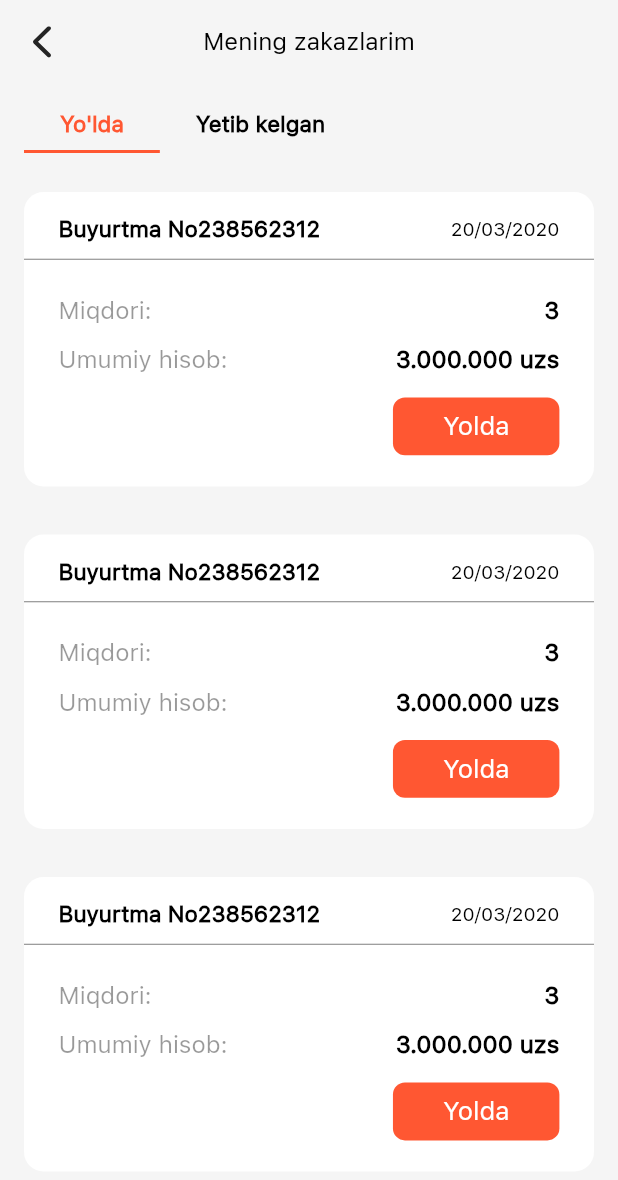
After one commit to AsadbekAbdumajidov/aion_brend, a Flutter app: the OrdersPage screen opened by its route, on a phone screen of 412 x 824 dp. The commit adds this screen. Shown: the top 1180 px of the screen. Run offline on Flutter 3.47's test engine with Material 2 defaults, Android fonts, the phone set to English and light mode, and no system bars; our stand-ins replace cached_network_image, carousel_slider, equatable, flutter_bloc, flutter_svg, slide_countdown and 1 more; missing offline and left inert: connectivity_plus_web, cubit_form, cupertino_tabbar; network calls fail.

Commit message:
The design of the page on the way is completed

```diff
--- a/lib/core/constants/app_button_style.dart
+++ b/lib/core/constants/app_button_style.dart
@@ -9,7 +9,15 @@ class AppButtonStyle {
   static AppButtonStyle get instance => _instance;
   AppButtonStyle._inint();
 
-  ButtonStyle buttonStyleBorder8ColorPrimary = OutlinedButton.styleFrom(
+  ButtonStyle buttonStyleBorder8ColorPrimaryHe36Wi101 = OutlinedButton.styleFrom(
+    fixedSize: Size(wi(101), he(36)),padding: const EdgeInsets.all(0),
+    backgroundColor: AppColors.instance.primarColor,
+    elevation: 0,
+    shape: const RoundedRectangleBorder(
+      borderRadius: BorderRadius.all(Radius.circular(8)),
+    ),
+  );
+  ButtonStyle buttonStyleBorder8ColorPrimaryHe42Wi147 = OutlinedButton.styleFrom(
     fixedSize: Size(wi(147), he(42)),padding: const EdgeInsets.all(0),
     backgroundColor: AppColors.instance.primarColor,
     elevation: 0,
--- a/lib/core/router/app_pages.dart
+++ b/lib/core/router/app_pages.dart
@@ -6,6 +6,7 @@ import 'package:aion/views/descripton/descripton_page.dart';
 import 'package:aion/views/dostavka_page/location.dart';
 import 'package:aion/views/dostavka_page/location_add.dart';
 import 'package:aion/views/notification/notification.dart';
+import 'package:aion/views/orders/orders_page.dart';
 import 'package:aion/views/setting_page/setting_page.dart';
 import 'package:flutter/material.dart';
 
@@ -31,8 +32,10 @@ class Routes {
         return simpleRoute(const Connection());
       case AppRoutes.about:
         return simpleRoute(const AboutPage());
-        case AppRoutes.setting:
+      case AppRoutes.setting:
         return simpleRoute(const SettingPage());
+        case AppRoutes.order:
+        return simpleRoute(const OrdersPage());
     }
     return null;
   }
--- a/lib/core/router/app_routes.dart
+++ b/lib/core/router/app_routes.dart
@@ -9,4 +9,5 @@ class AppRoutes {
   static const connection = "/connection";
   static const about = "/about";
   static const setting = "/setting";
+  static const order = "/order";
 }
--- a/lib/core/widgets/little_button/ilitten_button.dart
+++ b/lib/core/widgets/little_button/ilitten_button.dart
@@ -10,7 +10,7 @@ class LittelButton extends StatelessWidget {
   @override
   Widget build(BuildContext context) {
     return ElevatedButton(
-        style: AppButtonStyle.instance.buttonStyleBorder8ColorPrimary,
+        style: AppButtonStyle.instance.buttonStyleBorder8ColorPrimaryHe42Wi147,
         onPressed: onTap,
         child: Text(title, style: AppTextStyles.instance.styleW500S16White));
   }
--- a/lib/core/widgets/profile_app_bar/profile_app_bar.dart
+++ b/lib/core/widgets/profile_app_bar/profile_app_bar.dart
@@ -6,14 +6,17 @@ class ProfileAppBar {
   String title;
   String leftIcon;
   Function()? leftOntap;
-
+PreferredSizeWidget? bottom;
   ProfileAppBar({
     required this.title,
     required this.leftIcon,
     this.leftOntap,
+    this.bottom
   });
   getBar(context) {
     return AppBar(
+
+      bottom: bottom,
       title: Text(title, style: AppTextStyles.instance.styleW400S15Black),
       leading: IconButton(
         splashRadius: 20,
--- a/lib/views/about_page/about_page.dart
+++ b/lib/views/about_page/about_page.dart
@@ -3,7 +3,6 @@ import 'package:aion/core/constants/app_style.dart';
 import 'package:aion/core/utils/size_konfig.dart';
 import 'package:aion/core/widgets/profile_app_bar/profile_app_bar.dart';
 import 'package:aion/service/url_service.dart';
-import 'package:aion/views/tabs/profile_passive/_widget/text_button_widget.dart';
 import 'package:flutter/material.dart';
 
 class AboutPage extends StatelessWidget {
--- a/lib/views/descripton/descripton_page.dart
+++ b/lib/views/descripton/descripton_page.dart
@@ -120,7 +120,7 @@ class DescriptonPage extends StatelessWidget {
                               style: AppTextStyles.instance.stylew500S20Black),
                           ElevatedButton(
                             style: AppButtonStyle
-                                .instance.buttonStyleBorder8ColorPrimary,
+                                .instance.buttonStyleBorder8ColorPrimaryHe42Wi147,
                             onPressed: () {},
                             child: Text("Savatga qo’shish",
                                 style:
--- a/lib/views/notification/notification.dart
+++ b/lib/views/notification/notification.dart
@@ -4,7 +4,6 @@ import 'package:aion/core/constants/app_style.dart';
 import 'package:aion/core/utils/size_konfig.dart';
 import 'package:aion/core/widgets/little_button/ilitten_button.dart';
 import 'package:aion/core/widgets/profile_app_bar/profile_app_bar.dart';
-import 'package:aion/views/tabs/profile_active/_widget/title_button_widget.dart';
 import 'package:flutter/cupertino.dart';
 import 'package:flutter/material.dart';
 import 'package:flutter_svg/svg.dart';
--- /dev/null
+++ b/lib/views/orders/_widget/delivered.dart
@@ -0,0 +1,12 @@
+import 'package:flutter/material.dart';
+
+class Delivered extends StatelessWidget {
+  const Delivered({ Key? key }) : super(key: key);
+
+  @override
+  Widget build(BuildContext context) {
+    return Container(
+
+    );
+  }
+}
--- /dev/null
+++ b/lib/views/orders/_widget/on_the_way.dart
@@ -0,0 +1,99 @@
+import 'package:aion/core/constants/app_button_style.dart';
+import 'package:aion/core/constants/app_colors.dart';
+import 'package:aion/core/constants/app_decoration.dart';
+import 'package:aion/core/constants/app_style.dart';
+import 'package:aion/core/utils/size_konfig.dart';
+import 'package:flutter/material.dart';
+
+class OnTheWay extends StatelessWidget {
+  const OnTheWay({Key? key}) : super(key: key);
+
+  @override
+  Widget build(BuildContext context) {
+    return ListView.builder(
+        scrollDirection: Axis.vertical,
+        itemBuilder: (_, __) {
+          return Padding(
+            padding: const EdgeInsets.all(16),
+            child: Container(
+              height: he(183),
+              width: wi(335),
+              decoration:
+                  AppDecoration.instance.decorationColorWhiteRadiusAll13,
+              child: Padding(
+                padding: EdgeInsets.symmetric(vertical: he(15)),
+                child: Column(
+                  mainAxisAlignment: MainAxisAlignment.spaceBetween,
+                  crossAxisAlignment: CrossAxisAlignment.end,
+                  children: [
+                    Column(
+                      children: [
+                        Padding(
+                          padding: EdgeInsets.symmetric(horizontal: wi(21)),
+                          child: Row(
+                            mainAxisAlignment: MainAxisAlignment.spaceBetween,
+                            children: [
+                              Text("Buyurtma No238562312",
+                                  style:
+                                      AppTextStyles.instance.styleW600S14Black),
+                              Text(
+                                "20/03/2020",
+                                style: AppTextStyles.instance.styleW500S12Black,
+                              )
+                            ],
+                          ),
+                        ),
+                        Divider(
+                            color: AppColors.instance.black.withOpacity(0.5),
+                            height: he(20)),
+                        Padding(
+                          padding: EdgeInsets.symmetric(
+                              horizontal: wi(21), vertical: he(13)),
+                          child: Row(
+                            mainAxisAlignment: MainAxisAlignment.spaceBetween,
+                            children: [
+                              Text("Miqdori:",
+                                  style: AppTextStyles
+                                      .instance.styleW400S15BlackOpacity04),
+                              Text("3",
+                                  style:
+                                      AppTextStyles.instance.styleW600S15Black),
+                            ],
+                          ),
+                        ),
+                        Padding(
+                          padding: EdgeInsets.symmetric(horizontal: wi(21)),
+                          child: Row(
+                            mainAxisAlignment: MainAxisAlignment.spaceBetween,
+                            children: [
+                              Text("Umumiy hisob:",
+                                  style: AppTextStyles
+                                      .instance.styleW400S15BlackOpacity04),
+                              Text("3.000.000 uzs",
+                                  style:
+                                      AppTextStyles.instance.styleW600S15Black),
+                            ],
+                          ),
+                        ),
+                      ],
+                    ),
+                    Padding(
+                      padding:  EdgeInsets.only(right: wi(21)),
+                      child: ElevatedButton(
+
+                        style: AppButtonStyle
+                            .instance.buttonStyleBorder8ColorPrimaryHe36Wi101,
+                        onPressed: () {},
+                        child: Text("Yolda",
+                            style: AppTextStyles.instance.styleW500S16White),
+                      ),
+                    ),
+
+                  ],
+                ),
+              ),
+            ),
+          );
+        });
+  }
+}
--- /dev/null
+++ b/lib/views/orders/_widget/tab_bar_item.dart
@@ -0,0 +1,19 @@
+import 'package:flutter/material.dart';
+
+class TabBarItemContainer extends StatelessWidget {
+  const TabBarItemContainer({
+    Key? key,
+    required this.title,
+  }) : super(key: key);
+  final String title;
+
+  @override
+  Widget build(BuildContext context) {
+    return Container(
+      padding: const EdgeInsets.all(8.0),
+      child: Text(
+        title,
+      ),
+    );
+  }
+}
--- /dev/null
+++ b/lib/views/orders/orders_page.dart
@@ -0,0 +1,73 @@
+import 'package:aion/core/constants/app_colors.dart';
+import 'package:aion/core/constants/app_icons.dart';
+import 'package:aion/core/constants/app_style.dart';
+import 'package:aion/core/widgets/profile_app_bar/profile_app_bar.dart';
+import 'package:aion/views/orders/_widget/delivered.dart';
+import 'package:aion/views/orders/_widget/on_the_way.dart';
+import 'package:aion/views/orders/_widget/tab_bar_item.dart';
+import 'package:flutter/material.dart';
+
+class OrdersPage extends StatefulWidget {
+  const OrdersPage({Key? key}) : super(key: key);
+
+  @override
+  State<OrdersPage> createState() => _OrdersPageState();
+}
+
+class _OrdersPageState extends State<OrdersPage> with TickerProviderStateMixin {
+  @override
+  Widget build(BuildContext context) {
+    return Scaffold(
+      appBar: ProfileAppBar(
+          title: "Mening zakazlarim",
+          leftIcon: AppIcons.instance.icArrowBack,
+          leftOntap: () {
+            Navigator.pop(context);
+          }).getBar(context),
+      body: SafeArea(
+        child: DefaultTabController(
+          length: 2,
+          child: NestedScrollView(
+            headerSliverBuilder: (ctx, value) {
+              return [
+                SliverAppBar(
+                  pinned: true,
+                  toolbarHeight: 0,
+                  bottom: AppBar(
+                    automaticallyImplyLeading: false,
+                    centerTitle: false,
+                    title: Column(
+                      crossAxisAlignment: CrossAxisAlignment.start,
+                      children: [
+                        TabBar(
+                          indicatorWeight: 2,
+                          indicatorColor: AppColors.instance.primarColor,
+                          isScrollable: true,
+                          labelColor: AppColors.instance.primarColor,
+                          labelStyle:
+                              AppTextStyles.instance.stylew600S14Primary,
+                          unselectedLabelColor: AppColors.instance.black,
+                          indicatorSize: TabBarIndicatorSize.tab,
+                          tabs:const [
+                            TabBarItemContainer(title: "Yo'lda"),
+                            TabBarItemContainer(title: "Yetib kelgan")
+                          ],
+                        ),
+                      ],
+                    ),
+                  ),
+                ),
+              ];
+            },
+            body:const TabBarView(
+              children: [
+                OnTheWay(),
+                Delivered()
+              ],
+            ),
+          ),
+        ),
+      ),
+    );
+  }
+}
--- a/lib/views/setting_page/setting_page.dart
+++ b/lib/views/setting_page/setting_page.dart
@@ -1,4 +1,3 @@
-import 'package:aion/core/constants/app_colors.dart';
 import 'package:aion/core/constants/app_decoration.dart';
 import 'package:aion/core/constants/app_icons.dart';
 import 'package:aion/core/constants/app_style.dart';
@@ -60,7 +59,7 @@ class SettingPage extends StatelessWidget {
                       crossAxisAlignment: CrossAxisAlignment.start,
                       children: [
                         Padding(
-                          padding: EdgeInsets.only(top: he(16), bottom: he(10)),
+                          padding: EdgeInsets.only(top: he(10), bottom: he(10)),
                           child: Text("Ism ",
                               style: AppTextStyles.instance.styleW400S15Black),
                         ),
--- a/lib/views/tabs/cart/cart_page.dart
+++ b/lib/views/tabs/cart/cart_page.dart
@@ -8,7 +8,6 @@ import 'package:aion/cubit/cart_count/cart_count_cubit.dart';
 import 'package:aion/cubit/cart_count/cart_count_state.dart';
 import 'package:aion/cubit/chech_box/chech_box_cubit.dart';
 import 'package:aion/cubit/chech_box/chech_box_state.dart';
-import 'package:aion/cubit/descripton_count/descripton_count_state.dart';
 import 'package:aion/views/tabs/cart/widgets/count_container.dart';
 import 'package:cached_network_image/cached_network_image.dart';
 import 'package:flutter/material.dart';
@@ -153,7 +152,7 @@ class Cart extends StatelessWidget {
                   ),
                   ElevatedButton(
                       style: AppButtonStyle
-                          .instance.buttonStyleBorder8ColorPrimary,
+                          .instance.buttonStyleBorder8ColorPrimaryHe42Wi147,
                       onPressed: () {},
                       child: Text(
                         "Buyurtma berish",
--- a/lib/views/tabs/profile_active/profile_page.dart
+++ b/lib/views/tabs/profile_active/profile_page.dart
@@ -71,7 +71,9 @@ class ProfileActive extends StatelessWidget {
                               title: "Yangiliklarni kuzatib borish",
                               icon: AppIcons.instance.icBell),
                           TitleWidget(
-                              onTap: () {},
+                              onTap: () {
+                                Navigator.pushNamed(context, AppRoutes.order);
+                              },
                               title: "Mening zakazlarim",
                               icon: AppIcons.instance.icShop),
                           TitleWidget(
```
Also changed, not shown: 1 other file.
